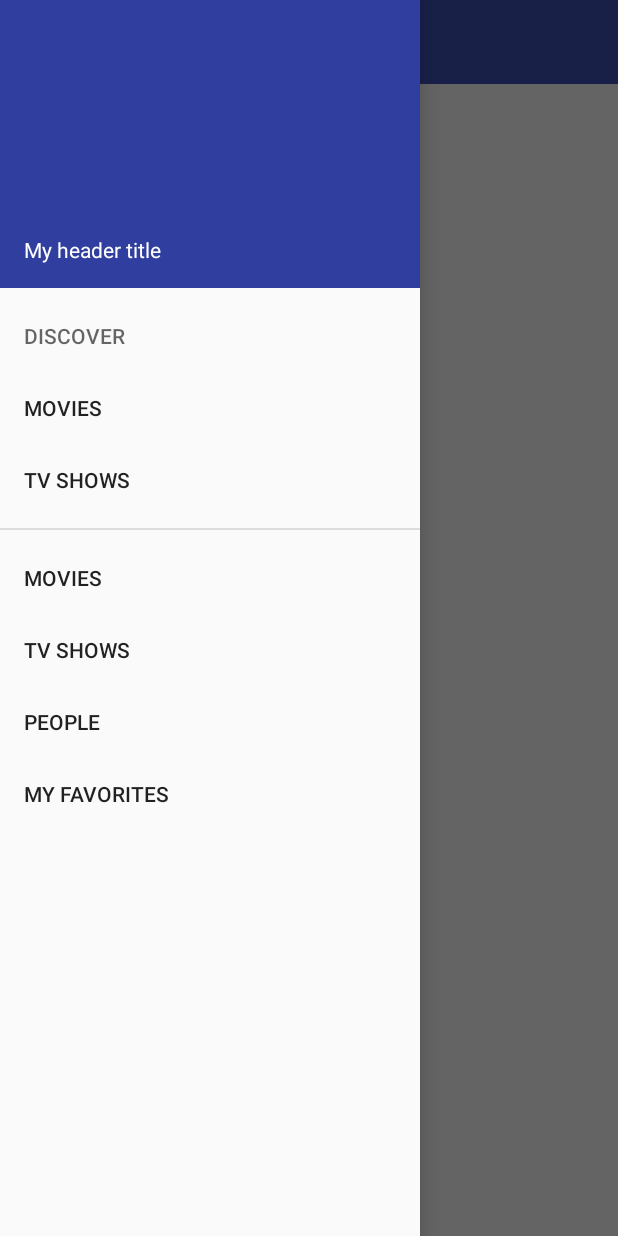
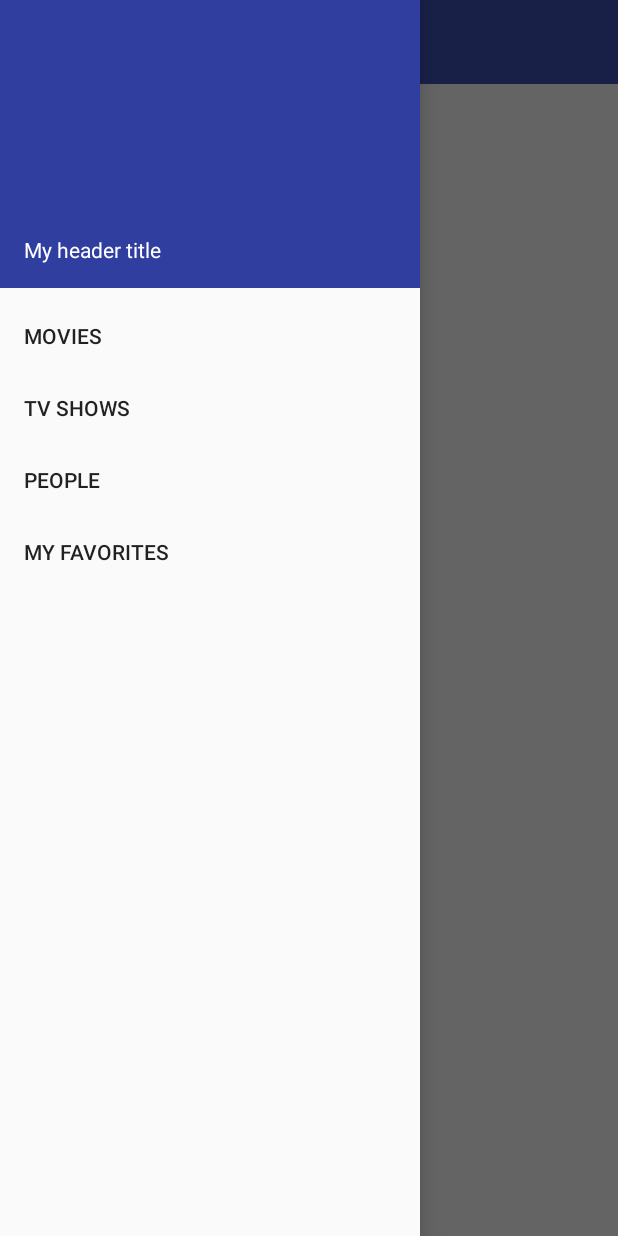
Before and after one commit to Mint3kool/TMDB, an Android app: the screen it shows after launch (MainActivity), with the side drawer open, on a phone screen of 412 x 824 dp. Run offline under Robolectric (Android 15) with nearby library versions, the phone set to English and light mode, and no system bars; 2 statements that could not run were skipped.

Commit message:
Adding in a pageview adapter w/ tabs and also menu bar

```diff
--- a/TMDB/app/build.gradle
+++ b/TMDB/app/build.gradle
@@ -23,6 +23,7 @@ dependencies {
     implementation 'com.android.support:appcompat-v7:27.1.1'
     implementation 'com.android.support:design:27.1.1'
     implementation 'com.android.support.constraint:constraint-layout:1.1.2'
+    implementation 'com.android.support:support-v4:27.1.1'
     testImplementation 'junit:junit:4.12'
     androidTestImplementation 'com.android.support.test:runner:1.0.2'
     androidTestImplementation 'com.android.support.test.espresso:espresso-core:3.0.2'
--- a/TMDB/app/src/main/AndroidManifest.xml
+++ b/TMDB/app/src/main/AndroidManifest.xml
@@ -18,4 +18,6 @@
         </activity>
     </application>
 
+    <uses-permission android:name="android.permission.INTERNET" />
+    <uses-permission android:name="android.permission.ACCESS_NETWORK_STATE" />
 </manifest>
--- a/TMDB/app/src/main/java/com/shenexample/tay/tmdb/MainActivity.java
+++ b/TMDB/app/src/main/java/com/shenexample/tay/tmdb/MainActivity.java
@@ -1,7 +1,9 @@
 package com.shenexample.tay.tmdb;
 
 import android.support.design.widget.NavigationView;
+import android.support.design.widget.TabLayout;
 import android.support.v4.view.GravityCompat;
+import android.support.v4.view.ViewPager;
 import android.support.v4.widget.DrawerLayout;
 import android.support.v7.app.ActionBar;
 import android.support.v7.app.AppCompatActivity;
@@ -18,6 +20,21 @@ public class MainActivity extends AppCompatActivity {
         super.onCreate(savedInstanceState);
         setContentView(R.layout.activity_main);
 
+        setupMainActivityTabs();
+
+        setupNavigationDrawer();
+    }
+
+    public void setupMainActivityTabs() {
+        FixedTabsPageAdapter myAdapter = new FixedTabsPageAdapter(getSupportFragmentManager());
+        ViewPager viewPager = findViewById(R.id.view_pager);
+        viewPager.setAdapter(myAdapter);
+
+        TabLayout tabLayout = findViewById(R.id.tab_layout);
+        tabLayout.setupWithViewPager(viewPager);
+    }
+
+    public void setupNavigationDrawer() {
         Toolbar toolbar = findViewById(R.id.toolbar);
         setSupportActionBar(toolbar);
 
--- a/TMDB/app/src/main/res/layout/activity_main.xml
+++ b/TMDB/app/src/main/res/layout/activity_main.xml
@@ -7,18 +7,30 @@
     android:fitsSystemWindows="true">
 
     <!-- Layout to contain contents of main body of screen (drawer will slide over this) -->
-    <FrameLayout
+    <LinearLayout
         android:id="@+id/content_frame"
         android:layout_width="match_parent"
-        android:layout_height="match_parent">
+        android:layout_height="match_parent"
+        android:orientation="vertical">
 
         <android.support.v7.widget.Toolbar
             android:id="@+id/toolbar"
             android:layout_width="match_parent"
-            android:layout_height="?attr/actionBarSize"
-            android:background="?attr/colorPrimary"
+            android:layout_height="wrap_content"
+            android:background="@color/colorPrimary"
             android:theme="@style/ThemeOverlay.AppCompat.ActionBar" />
-    </FrameLayout>
+
+        <android.support.design.widget.TabLayout
+            android:id="@+id/tab_layout"
+            android:layout_width="match_parent"
+            android:layout_height="wrap_content">
+        </android.support.design.widget.TabLayout>
+
+        <android.support.v4.view.ViewPager
+            android:id="@+id/view_pager"
+            android:layout_width="match_parent"
+            android:layout_height="match_parent"/>
+    </LinearLayout>
 
     <!-- Container for contents of drawer - use NavigationView to make configuration easier -->
     <android.support.design.widget.NavigationView
@@ -28,6 +40,6 @@
         android:layout_gravity="start"
         android:fitsSystemWindows="true"
         app:menu="@menu/drawer_items"
-        app:headerLayout="@layout/drawer_title"/>
+        app:headerLayout="@layout/drawer_title" />
 
 </android.support.v4.widget.DrawerLayout>
--- a/TMDB/app/src/main/res/layout/drawer_title.xml
+++ b/TMDB/app/src/main/res/layout/drawer_title.xml
@@ -2,7 +2,7 @@
 <LinearLayout xmlns:android="http://schemas.android.com/apk/res/android"
     android:layout_width="match_parent"
     android:layout_height="192dp"
-    android:background="?attr/colorPrimaryDark"
+    android:background="@color/colorPrimaryDark"
     android:padding="16dp"
     android:theme="@style/ThemeOverlay.AppCompat.Dark"
     android:orientation="vertical"
@@ -12,6 +12,8 @@
         android:layout_width="match_parent"
         android:layout_height="wrap_content"
         android:text="My header title"
-        android:textAppearance="@style/TextAppearance.AppCompat.Body1"/>
+        android:textAppearance="@style/TextAppearance.AppCompat.Body1"
+        android:clickable="true"
+        android:focusable="true"/>
 
 </LinearLayout>
--- a/TMDB/app/src/main/res/menu/drawer_items.xml
+++ b/TMDB/app/src/main/res/menu/drawer_items.xml
@@ -1,15 +1,6 @@
 <?xml version="1.0" encoding="utf-8"?>
 <menu xmlns:android="http://schemas.android.com/apk/res/android">
     <group android:checkableBehavior="single">
-        <item android:id="@+id/nav_discover"
-            android:title="@string/discover_title" >
-            <menu>
-                <item android:id="@+id/create_new"
-                    android:title="@string/movies_title" />
-                <item android:id="@+id/open"
-                    android:title="@string/tv_title" />
-            </menu>
-        </item>
         <item
             android:id="@+id/nav_movies"
             android:title="@string/movies_title" />
--- a/TMDB/app/src/main/res/values/strings.xml
+++ b/TMDB/app/src/main/res/values/strings.xml
@@ -1,10 +1,18 @@
 <resources>
     <string name="app_name">TMDB</string>
 
+    <string name="home_title">HOME</string>
     <string name="discover_title">DISCOVER</string>
     <string name="movies_title">MOVIES</string>
     <string name="tv_title">TV SHOWS</string>
     <string name="people_title">PEOPLE</string>
     <string name="favorites_title">MY FAVORITES</string>
+    <string name="title_activity_movie">MovieActivity</string>
+    <string name="title_activity_tv">TVActivity</string>
+    <string name="title_activity_people">PeopleActivity</string>
+    <string name="title_activity_favorite">FavoriteActivity</string>
+
+    <!-- TODO: Remove or change this placeholder text -->
+    <string name="hello_blank_fragment">Hello blank fragment</string>
 
 </resources>
--- a/TMDB/app/src/main/res/values/styles.xml
+++ b/TMDB/app/src/main/res/values/styles.xml
@@ -8,4 +8,8 @@
         <item name="colorAccent">@color/colorAccent</item>
     </style>
 
+    <style name="AppTheme.AppBarOverlay" parent="ThemeOverlay.AppCompat.Dark.ActionBar" />
+
+    <style name="AppTheme.PopupOverlay" parent="ThemeOverlay.AppCompat.Light" />
+
 </resources>
--- a/TMDB/build.gradle
+++ b/TMDB/build.gradle
@@ -7,7 +7,7 @@ buildscript {
         jcenter()
     }
     dependencies {
-        classpath 'com.android.tools.build:gradle:3.1.3'
+        classpath 'com.android.tools.build:gradle:3.1.4'
 
         // NOTE: Do not place your application dependencies here; they belong
         // in the individual module build.gradle files
```
